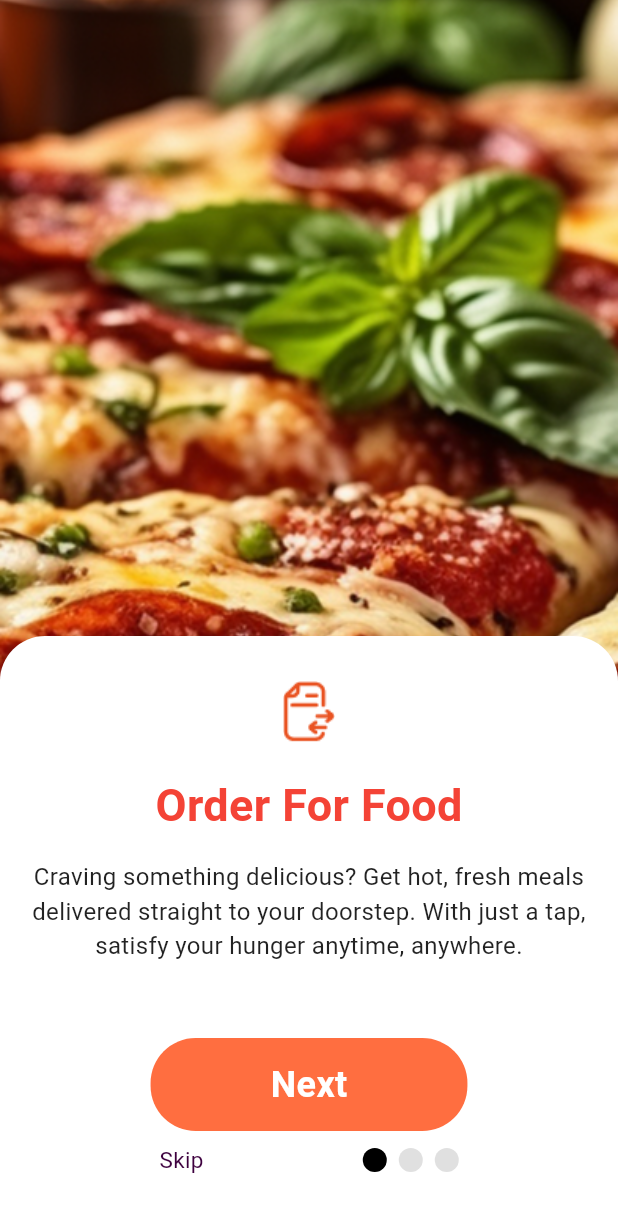
After one commit to iamfarazbaloch/yumquick_app, a Flutter app: the OnboardingScreen screen opened directly, on a phone screen of 412 x 824 dp. The commit adds this screen. Shown: the top 1212 px of the screen. Run offline on Flutter 3.47's test engine with Material 3 defaults, Android fonts, the phone set to English and light mode, and no system bars; drawn by our look-alikes of smooth_page_indicator.

Commit message:
onboarding pages

```diff
--- /dev/null
+++ b/lib/pages/onboarding/onboarding_page1.dart
@@ -0,0 +1,61 @@
+import 'package:flutter/material.dart';
+import 'package:yumquick_app/widgets/onboarding_button.dart';
+
+class OnboardingPage1 extends StatelessWidget {
+  const OnboardingPage1({super.key});
+
+  @override
+  Widget build(BuildContext context) {
+    return Scaffold(
+      body: Stack(
+        children: [
+          // Background image
+          SizedBox.expand(
+            child: Image.asset('assets/images/pizza.png', fit: BoxFit.cover),
+          ),
+
+          // White box at the bottom
+          Positioned(
+            bottom: 0,
+            left: 0,
+            right: 0,
+            child: Container(
+              height: 400,
+              padding: const EdgeInsets.symmetric(horizontal: 20, vertical: 30),
+              decoration: const BoxDecoration(
+                color: Colors.white,
+                borderRadius: BorderRadius.vertical(top: Radius.circular(30)),
+              ),
+              child: Column(
+                mainAxisAlignment: MainAxisAlignment.start,
+                crossAxisAlignment: CrossAxisAlignment.center,
+                children: [
+                  Image.asset('assets/icons/1.png'),
+                  const SizedBox(height: 20),
+                  const Text(
+                    'Order For Food',
+                    style: TextStyle(
+                      fontSize: 30,
+                      fontWeight: FontWeight.bold,
+                      color: Colors.red,
+                    ),
+                  ),
+                  const SizedBox(height: 15),
+                  const Text(
+                    'Craving something delicious? Get hot, fresh meals delivered straight to your doorstep. With just a tap, satisfy your hunger anytime, anywhere.',
+                    textAlign: TextAlign.center,
+                    style: TextStyle(fontSize: 16, color: Colors.black87),
+                  ),
+                  const SizedBox(height: 30),
+
+                  SizedBox(height: 20),
+                  OnboardingButton(text: 'Next'),
+                ],
+              ),
+            ),
+          ),
+        ],
+      ),
+    );
+  }
+}
--- a/lib/pages/onboarding_page.dart
+++ b/lib/pages/onboarding/onboarding_page2.dart
@@ -2,14 +2,14 @@ import 'package:flutter/material.dart';
 import 'package:yumquick_app/widgets/onboarding_button.dart';
 // import 'package:smooth_page_indicator/smooth_page_indicator.dart'; // Uncomment if using it with PageController
 
-class OnboardingPage extends StatefulWidget {
-  const OnboardingPage({super.key});
+class OnboardingPage2 extends StatefulWidget {
+  const OnboardingPage2({super.key});
 
   @override
-  State<OnboardingPage> createState() => _OnboardingPageState();
+  State<OnboardingPage2> createState() => _OnboardingPage2State();
 }
 
-class _OnboardingPageState extends State<OnboardingPage> {
+class _OnboardingPage2State extends State<OnboardingPage2> {
   @override
   Widget build(BuildContext context) {
     return Scaffold(
@@ -17,7 +17,7 @@ class _OnboardingPageState extends State<OnboardingPage> {
         children: [
           // Background image
           SizedBox.expand(
-            child: Image.asset('assets/images/pizza.png', fit: BoxFit.cover),
+            child: Image.asset('assets/images/sweet.png', fit: BoxFit.cover),
           ),
 
           // White box at the bottom
@@ -36,10 +36,10 @@ class _OnboardingPageState extends State<OnboardingPage> {
                 mainAxisAlignment: MainAxisAlignment.start,
                 crossAxisAlignment: CrossAxisAlignment.center,
                 children: [
-                  Image.asset('assets/icons/1.png'),
+                  Image.asset('assets/icons/2.png'),
                   const SizedBox(height: 20),
                   const Text(
-                    'Order For Food',
+                    'Easy Payment',
                     style: TextStyle(
                       fontSize: 30,
                       fontWeight: FontWeight.bold,
--- /dev/null
+++ b/lib/pages/onboarding/onboarding_screen.dart
@@ -0,0 +1,58 @@
+import 'package:flutter/material.dart';
+import 'package:smooth_page_indicator/smooth_page_indicator.dart';
+import 'package:yumquick_app/pages/onboarding/onboarding_page2.dart';
+
+import 'onboarding_page1.dart';
+
+class OnboardingScreen extends StatefulWidget {
+  const OnboardingScreen({super.key});
+
+  @override
+  State<OnboardingScreen> createState() => _OnboardingScreenState();
+}
+
+class _OnboardingScreenState extends State<OnboardingScreen> {
+  final PageController _pageController = PageController();
+  @override
+  Widget build(BuildContext context) {
+    return Scaffold(
+      body: Stack(
+        children: [
+          PageView(
+            controller: _pageController,
+
+            children: const [OnboardingPage1(), OnboardingPage2()],
+          ),
+          Container(
+            alignment: const Alignment(0, 0.9),
+            child: Row(
+              mainAxisAlignment: MainAxisAlignment.spaceEvenly,
+              children: [
+                GestureDetector(
+                  onTap: () {
+                    _pageController.jumpToPage(2);
+                  },
+                  child: const Text(
+                    'Skip',
+                    style: TextStyle(
+                      color: Color.fromRGBO(61, 0, 62, 1),
+                      fontSize: 15,
+                    ),
+                  ),
+                ),
+                SmoothPageIndicator(
+                  controller: _pageController,
+                  count: 3,
+                  effect: WormEffect(
+                    dotColor: Colors.grey.shade300,
+                    activeDotColor: Colors.black,
+                  ),
+                ),
+              ],
+            ),
+          ),
+        ],
+      ),
+    );
+  }
+}
--- a/lib/pages/splash_page.dart
+++ b/lib/pages/splash_page.dart
@@ -1,5 +1,5 @@
 import 'package:flutter/material.dart';
-import 'package:yumquick_app/pages/onboarding_page.dart';
+import 'package:yumquick_app/pages/onboarding/onboarding_page1.dart';
 
 class SplashPage extends StatefulWidget {
   const SplashPage({super.key});
@@ -16,7 +16,7 @@ class _SplashPageState extends State<SplashPage> {
       if (!mounted) return;
       Navigator.pushReplacement(
         context,
-        MaterialPageRoute(builder: (context) => const OnboardingPage()),
+        MaterialPageRoute(builder: (context) => const OnboardingPage1()),
       );
     });
   }
```
